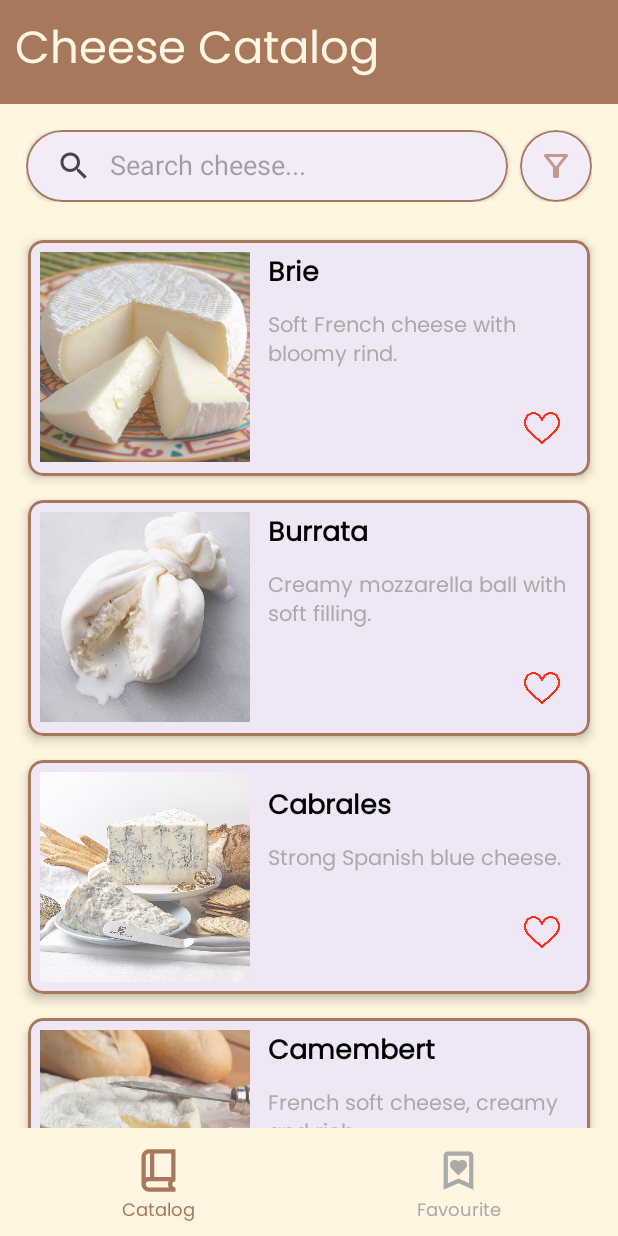
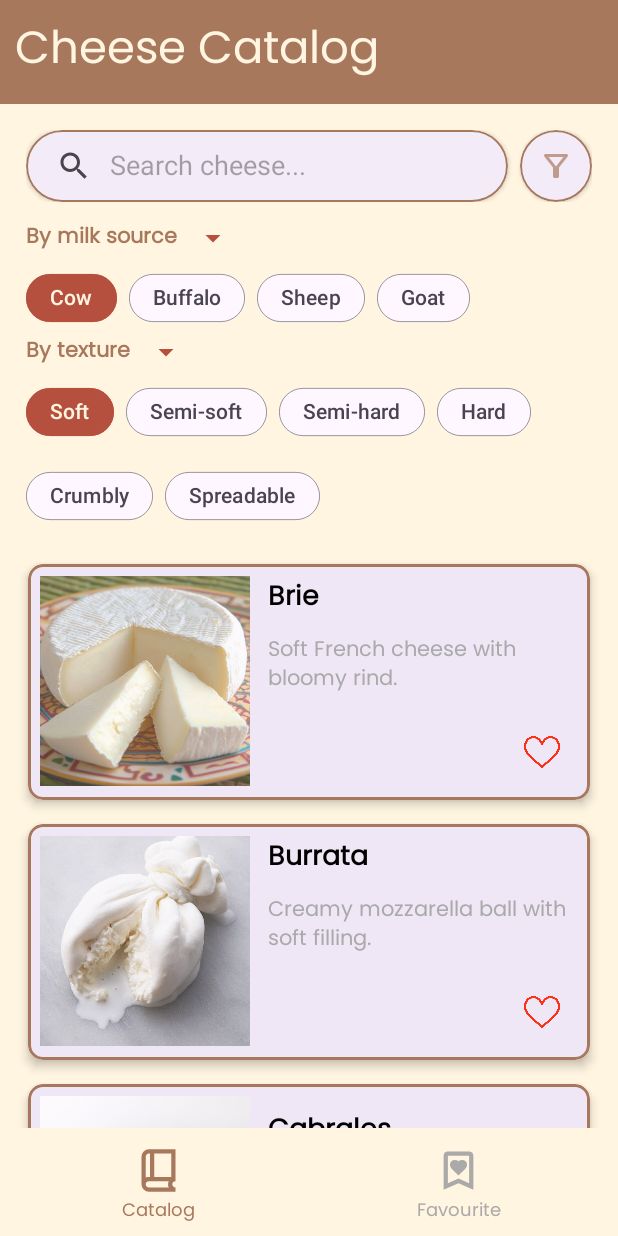
Before and after one commit to Jina247/cheese_factory, an Android app: the screen it shows after launch (MainActivity), on a phone screen of 412 x 824 dp. Run offline under Robolectric (Android 15) with nearby library versions, the phone set to English and light mode, and no system bars.

Commit message:
Designing filter section

```diff
--- a/app/src/main/java/com/example/cheesefactory/CatalogueCheeseFrag.kt
+++ b/app/src/main/java/com/example/cheesefactory/CatalogueCheeseFrag.kt
@@ -5,8 +5,10 @@ import androidx.fragment.app.Fragment
 import android.view.LayoutInflater
 import android.view.View
 import android.view.ViewGroup
+import android.widget.LinearLayout
 import androidx.appcompat.widget.SearchView
 import android.widget.Toast
+import androidx.core.view.isGone
 import androidx.lifecycle.ViewModelProvider
 import androidx.recyclerview.widget.LinearLayoutManager
 import androidx.recyclerview.widget.RecyclerView
@@ -60,7 +62,6 @@ class CatalogueCheeseFrag : Fragment() {
             )
             recyclerView.adapter = cheeseAdapter
         }
-
 
         val searchView = view.findViewById<SearchView>(R.id.searchView)
         searchView.setOnQueryTextListener(object: SearchView.OnQueryTextListener{
@@ -143,5 +144,4 @@ class CatalogueCheeseFrag : Fragment() {
             )
         }
     }
-
 }
--- a/app/src/main/java/com/example/cheesefactory/CheeseViewModel.kt
+++ b/app/src/main/java/com/example/cheesefactory/CheeseViewModel.kt
@@ -12,6 +12,7 @@ class CheeseViewModel: ViewModel() {
     val favouriteCheeseList: LiveData<MutableList<CheeseData>> = _favouriteCheeseList
     private val _selectedCheese = MutableLiveData<CheeseData>()
     val selectedCheese: LiveData<CheeseData> = _selectedCheese
+
     fun setUpCheese(cheeseImage : Array<Int>, cheeseName: Array<String>,
                     cheeseShortDesc: Array<String>, cheeseLongDesc: Array<String>,
                     cheeseOrigin: Array<String>, cheeseMilkSource: Array<String>,
--- a/app/src/main/java/com/example/cheesefactory/DetailCheese.kt
+++ b/app/src/main/java/com/example/cheesefactory/DetailCheese.kt
@@ -29,7 +29,7 @@ class DetailCheese : Fragment() {
 
     override fun onViewCreated(view: View, savedInstanceState: Bundle?) {
         super.onViewCreated(view, savedInstanceState)
-
+        (requireActivity() as MainActivity).hideFooter()
         val backBtn: ImageButton = view.findViewById(R.id.backButton)
         val likeBtn: ImageButton = view.findViewById(R.id.favoriteButton)
         val image: ImageView = view.findViewById(R.id.cheeseDetailImage)
@@ -40,8 +40,6 @@ class DetailCheese : Fragment() {
         val desc: TextView = view.findViewById(R.id.cheeseDescription)
         val foodPair: TextView = view.findViewById(R.id.foodPairing)
         val winePair: TextView = view.findViewById(R.id.wineParning)
-        val favButton: ImageButton = view.findViewById(R.id.favouriteBtn)
-        val catalogueBtn: ImageButton = view.findViewById(R.id.catalogBtn)
 
         viewModel.selectedCheese.observe(viewLifecycleOwner) { cheeseData ->
             cheeseData?.let { cheese ->
@@ -61,6 +59,7 @@ class DetailCheese : Fragment() {
                 // Handle back button
                 backBtn.setOnClickListener {
                     parentFragmentManager.popBackStack()
+                    (requireActivity() as MainActivity).showFooter()
                 }
 
                 likeBtn.setOnClickListener {
@@ -77,14 +76,9 @@ class DetailCheese : Fragment() {
 
                     updateLikeButton(likeBtn, cheese.isLiked)
                 }
-
-                catalogueBtn.setOnClickListener {
-                    parentFragmentManager.findFragmentByTag("CATALOGUE")
-                }
             }
         }
     }
-
     private fun updateLikeButton(button: ImageButton, isLiked: Boolean) {
         if (isLiked) {
             button.setImageResource(R.drawable.liked)
@@ -92,8 +86,4 @@ class DetailCheese : Fragment() {
             button.setImageResource(R.drawable.like)
         }
     }
-
-    private fun favButton() {
-
-    }
 }
--- a/app/src/main/java/com/example/cheesefactory/MainActivity.kt
+++ b/app/src/main/java/com/example/cheesefactory/MainActivity.kt
@@ -1,7 +1,9 @@
 package com.example.cheesefactory
 
 import android.os.Bundle
+import android.view.View
 import android.widget.ImageButton
+import android.widget.LinearLayout
 import android.widget.TextView
 import androidx.activity.enableEdgeToEdge
 import androidx.appcompat.app.AppCompatActivity
@@ -88,4 +90,15 @@ class MainActivity : AppCompatActivity() {
             catalogueTxt.setTextColor(inactiveColor)
         }
     }
+
+    fun showFooter() {
+        val footer: LinearLayout = findViewById(R.id.footer)
+        footer.visibility = View.VISIBLE
+    }
+
+    fun hideFooter() {
+        val footer: LinearLayout = findViewById(R.id.footer)
+        footer.visibility = View.GONE
+    }
+
 }
--- /dev/null
+++ b/app/src/main/res/drawable/outline_arrow_drop_down_24.xml
@@ -0,0 +1,5 @@
+<vector xmlns:android="http://schemas.android.com/apk/res/android" android:height="24dp" android:tint="#000000" android:viewportHeight="960" android:viewportWidth="960" android:width="24dp">
+
+    <path android:fillColor="@android:color/white" android:pathData="M480,600L280,400L680,400L480,600Z"/>
+
+</vector>
--- a/app/src/main/res/layout/fragment_catalogue_cheese.xml
+++ b/app/src/main/res/layout/fragment_catalogue_cheese.xml
@@ -11,7 +11,6 @@
         android:layout_width="match_parent"
         android:layout_height="match_parent"
         android:orientation="vertical">
-
         <!-- Search Row -->
         <LinearLayout
             android:id="@+id/searchContainer"
@@ -38,8 +37,7 @@
                     android:layout_width="match_parent"
                     android:layout_height="match_parent"
                     app:iconifiedByDefault="false"
-                    app:queryHint="Search cheese..."/>
-
+                    app:queryHint="Search cheese..." />
             </com.google.android.material.card.MaterialCardView>
 
             <com.google.android.material.card.MaterialCardView
@@ -63,101 +61,195 @@
             </com.google.android.material.card.MaterialCardView>
         </LinearLayout>
 
-        <!-- Filter Options (hidden by default) -->
-        <com.google.android.material.card.MaterialCardView
-            android:id="@+id/filterOptionsCard"
-            android:layout_width="wrap_content"
+        <LinearLayout
+            android:layout_width="match_parent"
             android:layout_height="wrap_content"
-            android:layout_marginEnd="12dp"
-            android:visibility="gone"
-            app:cardCornerRadius="12dp"
-            app:cardElevation="8dp">
+            android:orientation="vertical"
+            android:paddingHorizontal="12dp"
+            android:paddingBottom="8dp"
+            android:id="@+id/filterSection">
 
             <LinearLayout
-                android:layout_width="wrap_content"
+                android:layout_width="match_parent"
                 android:layout_height="wrap_content"
-                android:orientation="vertical"
-                android:padding="12dp"
-                android:minWidth="160dp">
+                android:orientation="horizontal"
+                android:clickable="true"
+                android:focusable="true">
+                <TextView
+                    android:layout_width="wrap_content"
+                    android:layout_height="wrap_content"
+                    android:text="By milk source"
+                    android:textSize="14sp"
+                    android:textStyle="bold"
+                    android:textColor="@color/timber"
+                    android:fontFamily="@font/poppins"
+                    android:clickable="true"
+                    android:focusable="true"
+                    android:paddingBottom="4dp"/>
 
+                <ImageButton
+                    android:layout_width="48dp"
+                    android:layout_height="wrap_content"
+                    android:src="@drawable/outline_arrow_drop_down_24"
+                    android:background="@android:color/transparent"
+                    app:tint="@color/terracotta" />
+            </LinearLayout>
+
+
+            <com.google.android.material.chip.ChipGroup
+                android:id="@+id/milkChipGrp"
+                android:layout_width="match_parent"
+                android:layout_height="wrap_content"
+                app:singleSelection="false"
+                app:chipSpacing="8dp"
+                app:lineSpacing="4dp">
+
+                <com.google.android.material.chip.Chip
+                    android:id="@+id/cow"
+                    style="@style/Widget.Material3.Chip.Filter"
+                    android:layout_width="wrap_content"
+                    android:layout_height="wrap_content"
+                    android:backgroundTint="@color/terracotta"
+                    android:fontFamily="@font/poppins"
+                    android:text="Cow"
+                    app:chipStrokeColor="@color/terracotta"
+                    app:chipStrokeWidth="0.5dp"
+                    app:chipCornerRadius="24dp"
+                    android:textColor="@color/cream" />
+
+                <com.google.android.material.chip.Chip
+                    android:id="@+id/buffalo"
+                    style="@style/Widget.Material3.Chip.Filter"
+                    android:layout_width="wrap_content"
+                    android:layout_height="wrap_content"
+                    app:chipStrokeWidth="0.5dp"
+                    app:chipCornerRadius="24dp"
+                    android:fontFamily="@font/poppins"
+                    android:text="Buffalo"/>
+
+                <com.google.android.material.chip.Chip
+                    android:id="@+id/sheep"
+                    style="@style/Widget.Material3.Chip.Filter"
+                    android:layout_width="wrap_content"
+                    android:layout_height="wrap_content"
+                    app:chipStrokeWidth="0.5dp"
+                    android:fontFamily="@font/poppins"
+                    app:chipCornerRadius="24dp"
+                    android:text="Sheep"/>
+
+                <com.google.android.material.chip.Chip
+                    android:id="@+id/goat"
+                    style="@style/Widget.Material3.Chip.Filter"
+                    android:layout_width="wrap_content"
+                    android:layout_height="wrap_content"
+                    app:chipStrokeWidth="0.5dp"
+                    android:fontFamily="@font/poppins"
+                    app:chipCornerRadius="24dp"
+                    android:text="Goat"/>
+            </com.google.android.material.chip.ChipGroup>
+
+            <LinearLayout
+                android:layout_width="match_parent"
+                android:layout_height="wrap_content"
+                android:orientation="horizontal"
+                android:clickable="true"
+                android:focusable="true">
                 <TextView
-                    android:layout_width="match_parent"
+                    android:layout_width="wrap_content"
                     android:layout_height="wrap_content"
-                    android:text="@string/filter_by_category"
+                    android:text="By texture"
+                    android:textSize="14sp"
+                    android:textStyle="bold"
+                    android:textColor="@color/timber"
                     android:fontFamily="@font/poppins"
-                    android:textStyle="bold"
-                    android:textSize="16sp"
-                    android:textColor="@android:color/black"
-                    android:paddingBottom="8dp" />
+                    android:clickable="true"
+                    android:focusable="true"
+                    android:paddingBottom="4dp"/>
 
-                <TextView
-                    android:id="@+id/filterAll"
-                    android:layout_width="match_parent"
+                <ImageButton
+                    android:layout_width="48dp"
                     android:layout_height="wrap_content"
-                    android:text="@string/all_cheeses"
+                    android:src="@drawable/outline_arrow_drop_down_24"
+                    android:background="@android:color/transparent"
+                    app:tint="@color/terracotta" />
+            </LinearLayout>
+
+
+            <com.google.android.material.chip.ChipGroup
+                android:id="@+id/textureChipGrp"
+                android:layout_width="match_parent"
+                android:layout_height="wrap_content"
+                app:singleSelection="false"
+                app:chipSpacing="8dp"
+                app:lineSpacing="4dp">
+
+                <com.google.android.material.chip.Chip
+                    android:id="@+id/soft"
+                    style="@style/Widget.Material3.Chip.Filter"
+                    android:layout_width="wrap_content"
+                    android:layout_height="wrap_content"
+                    android:backgroundTint="@color/terracotta"
                     android:fontFamily="@font/poppins"
-                    android:textSize="14sp"
-                    android:textColor="@color/timber"
-                    android:padding="8dp"
-                    android:background="?android:attr/selectableItemBackground"
-                    android:clickable="true"
-                    android:focusable="true" />
+                    android:text="Soft"
+                    app:chipStrokeColor="@color/terracotta"
+                    app:chipStrokeWidth="0.5dp"
+                    app:chipCornerRadius="24dp"
+                    android:textColor="@color/cream" />
 
-                <TextView
-                    android:id="@+id/filterMilk"
-                    android:layout_width="match_parent"
+                <com.google.android.material.chip.Chip
+                    android:id="@+id/s_soft"
+                    style="@style/Widget.Material3.Chip.Filter"
+                    android:layout_width="wrap_content"
                     android:layout_height="wrap_content"
-                    android:text="@string/milk"
+                    app:chipStrokeWidth="0.5dp"
+                    app:chipCornerRadius="24dp"
                     android:fontFamily="@font/poppins"
-                    android:textSize="14sp"
-                    android:textColor="@color/timber"
-                    android:padding="8dp"
-                    android:background="?android:attr/selectableItemBackground"
-                    android:clickable="true"
-                    android:focusable="true" />
+                    android:text="Semi-soft"/>
 
-                <TextView
-                    android:id="@+id/filterTexture"
-                    android:layout_width="match_parent"
+                <com.google.android.material.chip.Chip
+                    android:id="@+id/s_hard"
+                    style="@style/Widget.Material3.Chip.Filter"
+                    android:layout_width="wrap_content"
                     android:layout_height="wrap_content"
-                    android:text="@string/texture"
+                    app:chipStrokeWidth="0.5dp"
                     android:fontFamily="@font/poppins"
-                    android:textSize="14sp"
-                    android:textColor="@color/timber"
-                    android:padding="8dp"
-                    android:background="?android:attr/selectableItemBackground"
-                    android:clickable="true"
-                    android:focusable="true" />
+                    app:chipCornerRadius="24dp"
+                    android:text="Semi-hard"/>
 
-                <TextView
-                    android:id="@+id/filterAge"
-                    android:layout_width="match_parent"
+                <com.google.android.material.chip.Chip
+                    android:id="@+id/hard"
+                    style="@style/Widget.Material3.Chip.Filter"
+                    android:layout_width="wrap_content"
                     android:layout_height="wrap_content"
-                    android:text="@string/age"
+                    app:chipStrokeWidth="0.5dp"
                     android:fontFamily="@font/poppins"
-                    android:textSize="14sp"
-                    android:textColor="@color/timber"
-                    android:padding="8dp"
-                    android:background="?android:attr/selectableItemBackground"
-                    android:clickable="true"
-                    android:focusable="true" />
+                    app:chipCornerRadius="24dp"
+                    android:text="Hard"/>
 
-                <TextView
-                    android:id="@+id/filterFlavour"
-                    android:layout_width="match_parent"
+                <com.google.android.material.chip.Chip
+                    android:id="@+id/crumbly"
+                    style="@style/Widget.Material3.Chip.Filter"
+                    android:layout_width="wrap_content"
                     android:layout_height="wrap_content"
-                    android:text="@string/flavour"
+                    app:chipStrokeWidth="0.5dp"
                     android:fontFamily="@font/poppins"
-                    android:textSize="14sp"
-                    android:textColor="@color/timber"
-                    android:padding="8dp"
-                    android:background="?android:attr/selectableItemBackground"
-                    android:clickable="true"
-                    android:focusable="true" />
-            </LinearLayout>
-        </com.google.android.material.card.MaterialCardView>
+                    app:chipCornerRadius="24dp"
+                    android:text="Crumbly"/>
 
-        <!-- RecyclerView fills the rest -->
+                <com.google.android.material.chip.Chip
+                    android:id="@+id/spread"
+                    style="@style/Widget.Material3.Chip.Filter"
+                    android:layout_width="wrap_content"
+                    android:layout_height="wrap_content"
+                    app:chipStrokeWidth="0.5dp"
+                    android:fontFamily="@font/poppins"
+                    app:chipCornerRadius="24dp"
+                    android:text="Spreadable"/>
+            </com.google.android.material.chip.ChipGroup>
+        </LinearLayout>
+
+
+    <!-- RecyclerView fills the rest -->
         <androidx.recyclerview.widget.RecyclerView
             android:id="@+id/recyclerCheeseCatalogView"
             android:layout_width="match_parent"
```
